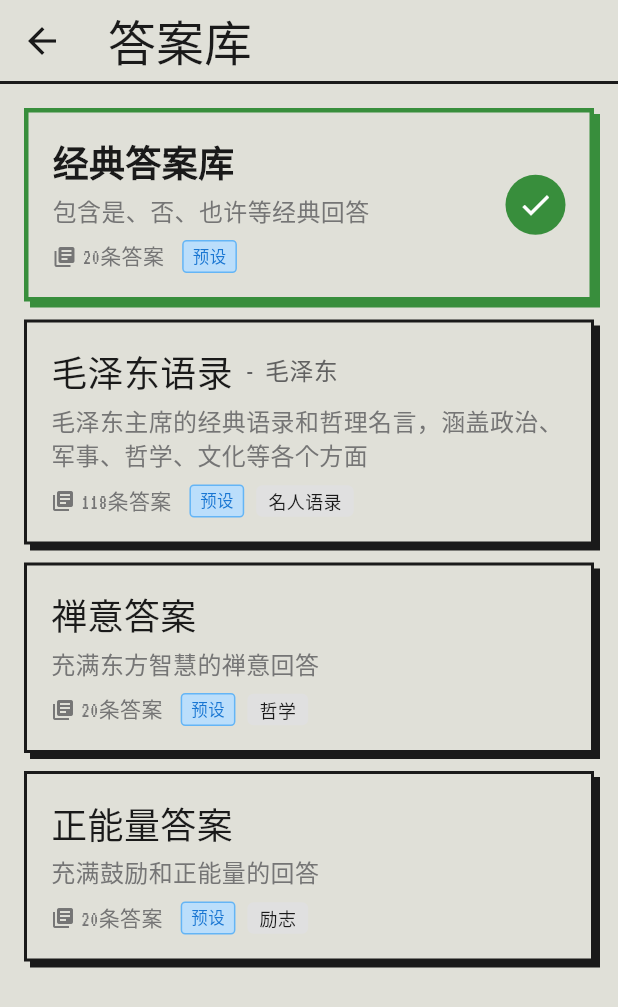
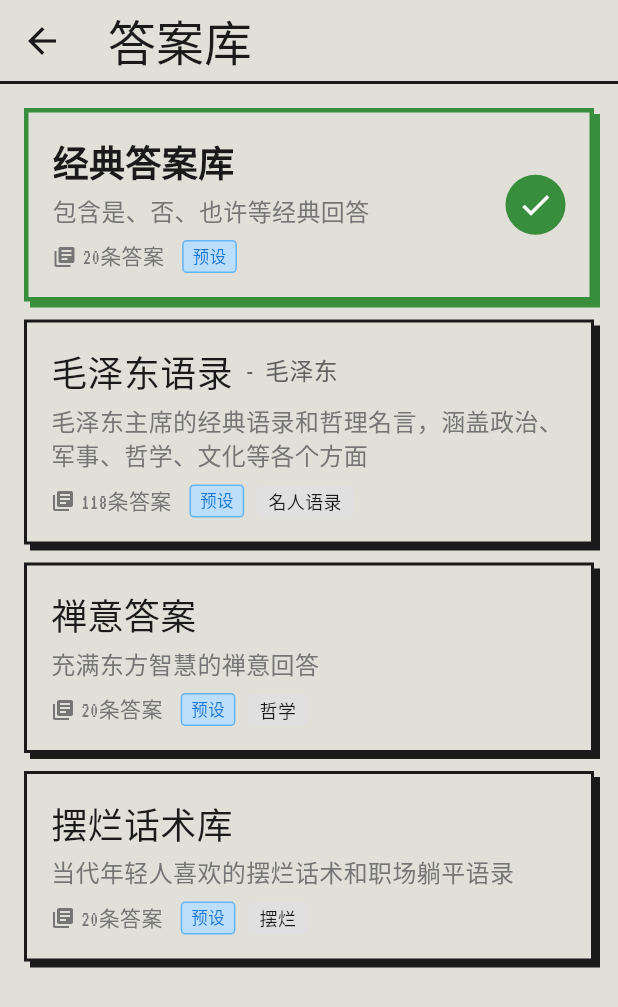
Before and after one commit to yetaimei/peace, a Flutter app: the AnswerLibraryPage screen opened directly, on a phone screen of 412 x 824 dp. Shown: the top 1007 px of the screen. Run offline on Flutter 3.47's test engine with Material 3 defaults, Android fonts, the phone set to English and light mode, and no system bars; our stand-ins replace google_fonts, image_gallery_saver, package_info_plus, screenshot, share_plus, shared_preferences; accounts and stored records are empty.

Commit message:
更新答案库，替换经典回答为当代年轻人常用的摆烂话术，调整正能量答案库为摆烂话术库，提升内容的相关性和趣味性。

```diff
--- a/lib/data/answer_libraries.dart
+++ b/lib/data/answer_libraries.dart
@@ -32,16 +32,16 @@ class AnswerLibraries {
     name: '经典答案库',
     description: '包含是、否、也许等经典回答',
     answers: [
-      '是的',
-      '不是',
-      '也许',
-      '当然',
-      '绝对不是',
-      '很有可能',
+      '摆烂吧',
+      '躺平了',
+      '随便吧',
+      '无所谓',
+      '爱咋咋地',
+      '关我屁事',
       '问问你的心',
       '现在还不是时候',
-      '专心致志',
-      '毫无疑问',
+      '糊弄一下',
+      '懒得管',
       '我的回答是否定的',
       '我的消息来源说不',
       '前景不明朗，再问一次',
@@ -209,9 +209,9 @@ class AnswerLibraries {
     description: '充满东方智慧的禅意回答',
     category: '哲学',
     answers: [
-      '随缘',
+      '摆烂吧',
       '一切皆有可能',
-      '顺其自然',
+      '躺平了',
       '静待花开',
       '心如止水',
       '万物皆空',
@@ -234,30 +234,30 @@ class AnswerLibraries {
 
   static const AnswerLibrary encouragingLibrary = AnswerLibrary(
     id: 'encouraging',
-    name: '正能量答案',
-    description: '充满鼓励和正能量的回答',
-    category: '励志',
+    name: '摆烂话术库',
+    description: '当代年轻人喜欢的摆烂话术和职场躺平语录',
+    category: '摆烂',
     answers: [
-      '你一定可以的！',
-      '相信自己',
-      '勇往直前',
-      '永不放弃',
-      '坚持就是胜利',
-      '加油，你是最棒的',
-      '明天会更好',
-      '一切皆有可能',
-      '相信奇迹',
-      '你值得拥有',
-      '全力以赴',
-      '梦想成真',
-      '未来可期',
-      '你比想象中更强大',
-      '保持信心',
-      '勇敢去做',
-      '成功在望',
-      '希望就在前方',
-      '你的努力终将得到回报',
-      '继续前进',
+      '努力不一定有结果，不努力一定很舒服',
+      '逃避虽然可耻，但很有用',
+      '什么班啊，还要我亲自上',
+      '上进是反人性的，摆烂才是人生常态',
+      '我的工位是不是有脏东西，一上班就头晕',
+      '咯咯哒',
+      '本人不在，说不在就是不在',
+      '这点事情都做不好，一点也不像工作了几年的人',
+      '也只有我才会用你，你看其他哪家公司会给你工作机会',
+      '你创造的价值还不如我们培养你的成本高呢',
+      '把明天的闹钟开开',
+      '活动是昨天开始的，啊呀～我忘记了',
+      '糊弄工作梗',
+      '躺平了，不卷了',
+      '摆烂吧，反正也没人在意',
+      '关我屁事',
+      '爱咋咋地',
+      '随便吧，无所谓',
+      '懒得管',
+      '糊弄一下',
     ],
   );
 
```
